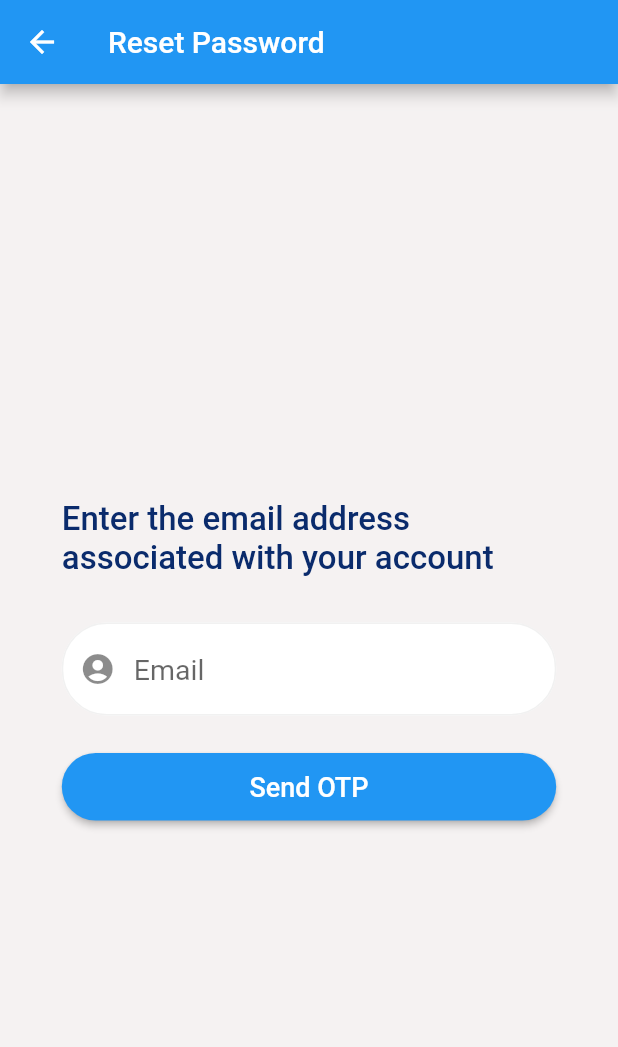
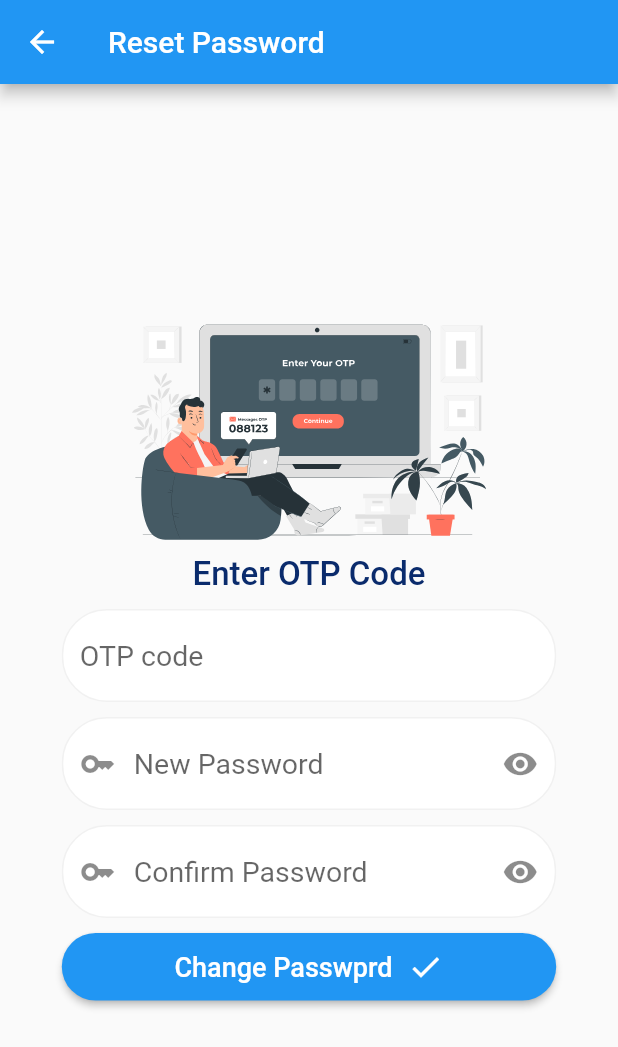
Before and after one commit to tsering-hub/majestry_mobile_app, a Flutter app: the EmailScreen screen opened by its route, after a tap on "Send OTP", on a phone screen of 412 x 824 dp. Shown: the top 1047 px of the screen. Run offline on Flutter 3.47's test engine with Material 2 defaults, Android fonts, the phone set to English and light mode, and no system bars; our stand-ins replace animated_splash_screen, dio, flutter_svg, lottie, motion_toast, shared_preferences; accounts and stored records are empty.

Commit message:
otp srceen created

```diff
--- a/lib/main.dart
+++ b/lib/main.dart
@@ -1,5 +1,6 @@
 import 'package:flutter/material.dart';
 import 'package:majestry_mobile_app/screens/forgetpassword/email_screen.dart';
+import 'package:majestry_mobile_app/screens/forgetpassword/otpenter_screen.dart';
 import 'package:majestry_mobile_app/screens/home/home_screen.dart';
 import 'package:majestry_mobile_app/screens/login/login_screen.dart';
 import 'package:majestry_mobile_app/screens/register/register_screen.dart';
@@ -14,7 +15,8 @@ void main() {
       "/loginScreen": (context) => const LoginScreen(),
       "/registerScreen": (context) => const RegistrationScreen(),
       "/homeScreen": (context) => const HomeScreen(),
-      "/forgetpasswordEmailScreen": (context) => const EmailScreen()
+      "/forgetpasswordEmailScreen": (context) => const EmailScreen(),
+      "/otpverificationScreen": (context) => const OtpenterScreen(),
     },
   ));
 }
--- a/lib/screens/forgetpassword/email_screen.dart
+++ b/lib/screens/forgetpassword/email_screen.dart
@@ -1,4 +1,5 @@
 import 'package:flutter/material.dart';
+import 'package:flutter_svg/flutter_svg.dart';
 
 class EmailScreen extends StatefulWidget {
   const EmailScreen({Key? key}) : super(key: key);
@@ -14,7 +15,7 @@ class _EmailScreenState extends State<EmailScreen> {
     return SafeArea(
         child: Scaffold(
       appBar: AppBar(
-        title: const Text("Reset Password"),
+        title: const Text("Email Verification"),
       ),
       backgroundColor: const Color.fromARGB(255, 245, 242, 242),
       body: Form(
@@ -22,6 +23,10 @@ class _EmailScreenState extends State<EmailScreen> {
         child: Column(
           mainAxisAlignment: MainAxisAlignment.center,
           children: [
+            SizedBox(
+              child: SvgPicture.asset('assets/icons/forgetpassword.svg',
+                  semanticsLabel: 'Acme Logo'),
+            ),
             Container(
               margin: const EdgeInsets.only(bottom: 30),
               width: size.width * 0.8,
@@ -66,15 +71,25 @@ class _EmailScreenState extends State<EmailScreen> {
               width: size.width * 0.8,
               height: 45,
               child: ElevatedButton(
-                key: const ValueKey("btnLogin"),
-                onPressed: () {},
-                style: ButtonStyle(
-                    shape: MaterialStateProperty.all(RoundedRectangleBorder(
-                        borderRadius: BorderRadius.circular(30.0)))),
-                child: const Text("Send OTP",
-                    style:
-                        TextStyle(fontSize: 18, fontWeight: FontWeight.w500)),
-              ),
+                  key: const ValueKey("btnLogin"),
+                  onPressed: () {
+                    Navigator.pushNamed(context, "/otpverificationScreen");
+                  },
+                  style: ButtonStyle(
+                      shape: MaterialStateProperty.all(RoundedRectangleBorder(
+                          borderRadius: BorderRadius.circular(30.0)))),
+                  child: Row(
+                    mainAxisAlignment: MainAxisAlignment.center,
+                    children: const [
+                      Text("Send OTP",
+                          style: TextStyle(
+                              fontSize: 18, fontWeight: FontWeight.w500)),
+                      SizedBox(
+                        width: 10,
+                      ),
+                      Icon(Icons.send)
+                    ],
+                  )),
             ),
           ],
         ),
--- /dev/null
+++ b/lib/screens/forgetpassword/otpenter_screen.dart
@@ -0,0 +1,180 @@
+import 'package:flutter/material.dart';
+import 'package:flutter_svg/flutter_svg.dart';
+
+class OtpenterScreen extends StatefulWidget {
+  const OtpenterScreen({Key? key}) : super(key: key);
+
+  @override
+  State<OtpenterScreen> createState() => _OtpenterScreenState();
+}
+
+class _OtpenterScreenState extends State<OtpenterScreen> {
+  bool _isObscure = true;
+  bool _isObscure2 = true;
+  @override
+  Widget build(BuildContext context) {
+    var size = MediaQuery.of(context).size;
+    return SafeArea(
+      child: Scaffold(
+        appBar: AppBar(
+          title: const Text("Reset Password"),
+        ),
+        body: Form(
+            child: Center(
+          child: SingleChildScrollView(
+            child: Column(
+              mainAxisAlignment: MainAxisAlignment.center,
+              children: [
+                SizedBox(
+                  child: SvgPicture.asset('assets/icons/otpenter.svg',
+                      semanticsLabel: 'Acme Logo'),
+                ),
+                Container(
+                  margin: const EdgeInsets.symmetric(vertical: 10),
+                  width: size.width * 0.8,
+                  child: const Text(
+                    "Enter OTP Code",
+                    textAlign: TextAlign.center,
+                    style: TextStyle(
+                      color: Color.fromARGB(255, 10, 43, 108),
+                      fontSize: 22,
+                      fontWeight: FontWeight.w500,
+                    ),
+                  ),
+                ),
+                Container(
+                  margin: const EdgeInsets.only(bottom: 10),
+                  width: size.width * 0.8,
+                  child: TextFormField(
+                    key: const ValueKey("txtUsername"),
+                    validator: (value) {
+                      if (value!.isEmpty) {
+                        return 'Please enter otp code';
+                      }
+                      return null;
+                    },
+                    style: const TextStyle(fontSize: 19),
+                    decoration: const InputDecoration(
+                      filled: true,
+                      fillColor: Colors.white,
+                      hintText: "OTP code",
+                      enabledBorder: OutlineInputBorder(
+                        borderSide: BorderSide(color: Color(0xFFF1F1F1)),
+                        borderRadius: BorderRadius.all(Radius.circular(30.0)),
+                      ),
+                      focusedBorder: OutlineInputBorder(
+                        borderSide: BorderSide(color: Color(0xFFC7C7C7)),
+                        borderRadius: BorderRadius.all(Radius.circular(30.0)),
+                      ),
+                    ),
+                  ),
+                ),
+                Container(
+                  margin: const EdgeInsets.only(bottom: 10),
+                  width: size.width * 0.8,
+                  child: TextFormField(
+                    key: const ValueKey("txtPassword"),
+                    validator: (value) {
+                      if (value!.isEmpty) {
+                        return 'Please New Password';
+                      }
+                      return null;
+                    },
+                    obscureText: _isObscure,
+                    style: const TextStyle(fontSize: 19),
+                    decoration: InputDecoration(
+                      filled: true,
+                      fillColor: Colors.white,
+                      hintText: "New Password",
+                      prefixIcon: const Icon(Icons.key),
+                      suffixIcon: IconButton(
+                        onPressed: () {
+                          setState(() {
+                            _isObscure = !_isObscure;
+                          });
+                        },
+                        icon: Icon(_isObscure
+                            ? Icons.visibility
+                            : Icons.visibility_off),
+                      ),
+                      enabledBorder: const OutlineInputBorder(
+                        borderSide: BorderSide(color: Color(0xFFF1F1F1)),
+                        borderRadius: BorderRadius.all(Radius.circular(30.0)),
+                      ),
+                      focusedBorder: const OutlineInputBorder(
+                        borderSide: BorderSide(color: Color(0xFFC7C7C7)),
+                        borderRadius: BorderRadius.all(Radius.circular(30.0)),
+                      ),
+                    ),
+                  ),
+                ),
+                Container(
+                  margin: const EdgeInsets.only(bottom: 10),
+                  width: size.width * 0.8,
+                  child: TextFormField(
+                    key: const ValueKey("txtconfirmPassword"),
+                    validator: (value) {
+                      if (value!.isEmpty) {
+                        return 'Please Confirm Password';
+                      }
+                      return null;
+                    },
+                    obscureText: _isObscure2,
+                    style: const TextStyle(fontSize: 19),
+                    decoration: InputDecoration(
+                      filled: true,
+                      fillColor: Colors.white,
+                      hintText: "Confirm Password",
+                      prefixIcon: const Icon(Icons.key),
+                      suffixIcon: IconButton(
+                        onPressed: () {
+                          setState(() {
+                            _isObscure2 = !_isObscure2;
+                          });
+                        },
+                        icon: Icon(_isObscure2
+                            ? Icons.visibility
+                            : Icons.visibility_off),
+                      ),
+                      enabledBorder: const OutlineInputBorder(
+                        borderSide: BorderSide(color: Color(0xFFF1F1F1)),
+                        borderRadius: BorderRadius.all(Radius.circular(30.0)),
+                      ),
+                      focusedBorder: const OutlineInputBorder(
+                        borderSide: BorderSide(color: Color(0xFFC7C7C7)),
+                        borderRadius: BorderRadius.all(Radius.circular(30.0)),
+                      ),
+                    ),
+                  ),
+                ),
+                SizedBox(
+                  width: size.width * 0.8,
+                  height: 45,
+                  child: ElevatedButton(
+                      key: const ValueKey("btnLogin"),
+                      onPressed: () {},
+                      style: ButtonStyle(
+                          shape: MaterialStateProperty.all(
+                              RoundedRectangleBorder(
+                                  borderRadius: BorderRadius.circular(30.0)))),
+                      child: Row(
+                        mainAxisAlignment: MainAxisAlignment.center,
+                        children: const [
+                          Text("Change Passwprd",
+                              style: TextStyle(
+                                  fontSize: 18, fontWeight: FontWeight.w500)),
+                          SizedBox(
+                            width: 10,
+                          ),
+                          Icon(Icons.done)
+                        ],
+                      )),
+                ),
+              ],
+            ),
+          ),
+        )),
+      ),
+    );
+  }
+}
```
Also changed, not shown: assets/icons/forgetpassword.svg (added), assets/icons/otpenter.svg (added), 3 other files.
